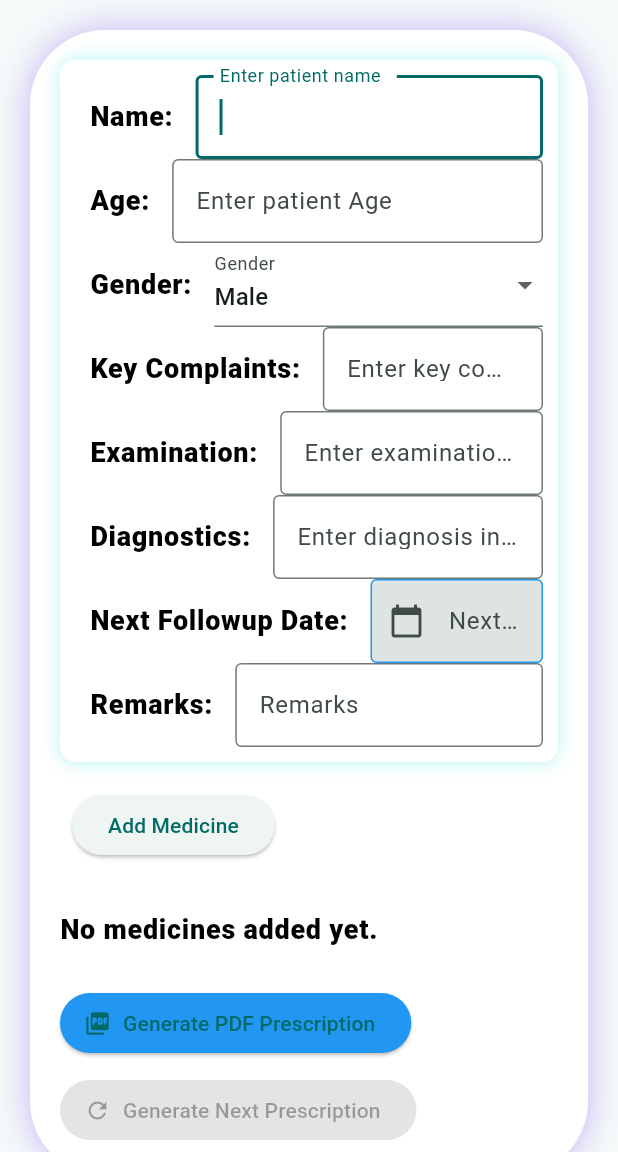
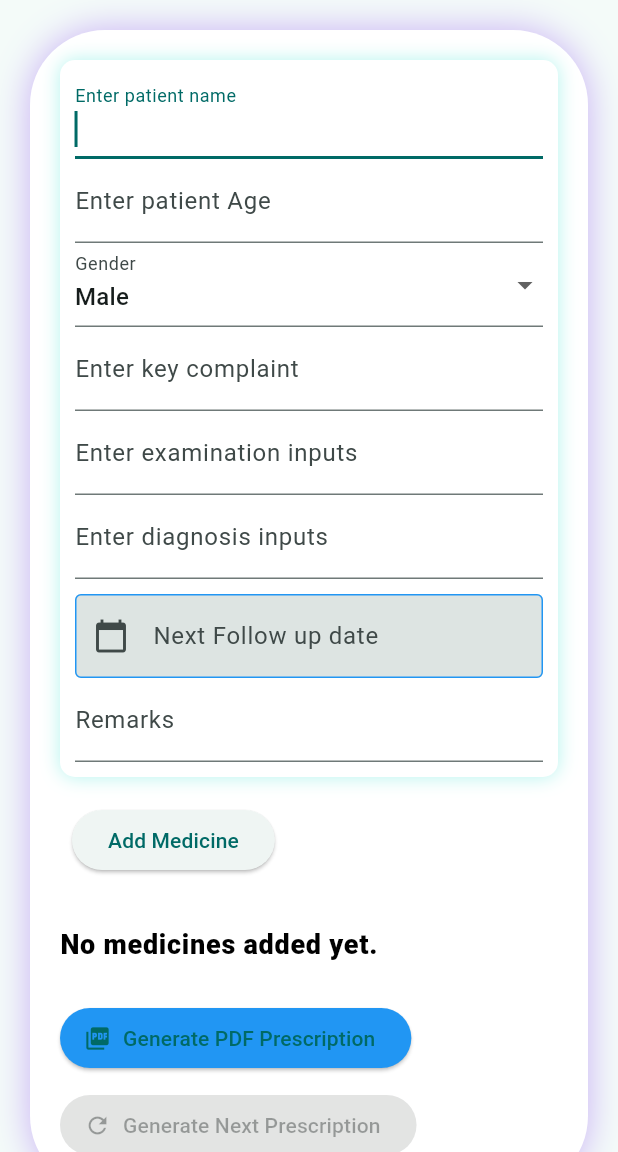
Before and after one commit to harshalga/docautomations, a Flutter app: the Addprescrip screen opened directly, on a phone screen of 412 x 824 dp, the part 84-1236 px from its top. Run offline on Flutter 3.47's test engine with Material 3 defaults, Android fonts, the light colour scheme and no system bars; our stand-ins replace google_fonts, image_picker, open_file, pdf, printing, shared_preferences; accounts and stored records are empty; network calls fail; Roboto replaces fonts that are missing (Aleo).

Commit message:
Patientinfo , freq and medicineswitch formatting changes done

```diff
--- a/lib/widgets/PatientInfo.dart
+++ b/lib/widgets/PatientInfo.dart
@@ -1,3 +1,4 @@
+
 import 'package:docautomations/common/appcolors.dart';
 import 'package:docautomations/validationhandling/validation.dart';
 import 'package:docautomations/validationhandling/validator.dart';
@@ -23,16 +24,7 @@ class PatientinfoState extends State<Patientinfo> {
    final TextEditingController followupDatecontroller = TextEditingController();
   String selectedGender = "Male";
 
-// void _notifyParent() {
-//     widget.onChanged?.call(
-//       tabNameController.text,
-//       _ageController.text,
-//       _selectedGender,
-//       _keyComplaintcontroller.text,
-//       _examinationcontroller.text,
-//       _diagnoscontroller.text,
-//     );
-//   }
+
 
 void clearFields() {
   tabNameController.clear();
@@ -85,59 +77,30 @@ Future<void> _selectNextFollowupDate () async
     ),
     child: Column(
       children:[
-              Row(
 
-                children: [
-                  const Padding(
-                    padding: EdgeInsets.all(10),
-                    child: Text('Name: '),
-                  ),
-                  Expanded(child:
                 TextFormField(
                   autofocus: true,
 
                   decoration:  const InputDecoration(
-                      border: OutlineInputBorder(),
+                      //border: OutlineInputBorder(),
                       labelText: 'Enter patient name  '),
                   controller: tabNameController,
                   //onChanged: (_) => _notifyParent(),
                   validator: Validator.apply(context, const [RequiredValidation()])
-                )   )
-                ],
-              ),
+                ) ,
+
+
 //Age
-              Row(
-
-                children: [
-                  const Padding(
-                    padding: EdgeInsets.all(10),
-                    child: Text('Age: '),
-                  ),
-                  Expanded(child:
-                  SizedBox(
-                    width: 50,
-                    child:TextFormField(
+              TextFormField(
                   keyboardType:TextInputType.number ,
                   decoration:  const InputDecoration(
-                      border: OutlineInputBorder(),
+                     // border: OutlineInputBorder(),
                       labelText: 'Enter patient Age  '),
                   controller: ageController,
                   //onChanged: (_) => _notifyParent(),
                   validator: Validator.apply(context, const [RequiredValidation(),NumericValidation(),ageValidation()])
                 )  ,
-                  )
-                  )
-                ],
-              ),
-              //Gender
-               Row(
 
-                children: [
-                  const Padding(
-                    padding: EdgeInsets.all(10),
-                    child: Text('Gender: '),
-                  ),
-                  Expanded(child:
                   DropdownButtonFormField<String>(
           value: selectedGender,
           decoration: const InputDecoration(labelText: "Gender"),
@@ -152,85 +115,47 @@ Future<void> _selectNextFollowupDate () async
             DropdownMenuItem(value: "Female", child: Text("Female")),
             DropdownMenuItem(value: "Other", child: Text("Other")),
           ],
-        ),   )
-                ],
         ),
-
-Row(
-
-                children: [
-                  const Padding(
-                    padding: EdgeInsets.all(10),
-                    child: Text('Key Complaints: '),
-                  ),
-                  Expanded(child:
                 TextFormField(
-
+                  keyboardType: TextInputType.multiline,
+                  minLines: 1,
+                   maxLines: 5,
                   decoration:  const InputDecoration(
-                      border: OutlineInputBorder(),
+                     // border: OutlineInputBorder(),
                       labelText: 'Enter key complaint '),
                        //onChanged: (_) => _notifyParent(),
                   controller: keyComplaintcontroller,
                   //validator: Validator.apply(context, const [RequiredValidation()])
-                )   )
-                ],
                 ),
-Row(
-
-                children: [
-                  const Padding(
-                    padding: EdgeInsets.all(10),
-                    child: Text('Examination: '),
-                  ),
-                  Expanded(child:
                 TextFormField(
 
                   keyboardType: TextInputType.multiline,
                   minLines: 1,
                    maxLines: 5,
                   decoration:  const InputDecoration(
-                      border: OutlineInputBorder(),
+                     // border: OutlineInputBorder(),
                       labelText: 'Enter examination inputs '),
                        //onChanged: (_) => _notifyParent(),
                   controller: examinationcontroller,
                   //validator: Validator.apply(context, const [RequiredValidation()])
-                )   )
-                ],
                 ),
-             Row(
-
-                children: [
-                  const Padding(
-                    padding: EdgeInsets.all(10),
-                    child: Text('Diagnostics: '),
-                  ),
-                  Expanded(child:
                 TextFormField(
 
                   keyboardType: TextInputType.multiline,
                   minLines: 1,
                    maxLines: 5,
                   decoration:  const InputDecoration(
-                      border: OutlineInputBorder(),
+                      //border: OutlineInputBorder(),
                       labelText: 'Enter diagnosis inputs '),
                   controller: diagnoscontroller,
                   // onChanged: (_) => _notifyParent(),
                   //validator: Validator.apply(context, const [RequiredValidation()])
-                )   )
-                ],
                 ),
-Row(
-
-                children: [
-                  const Padding(
-                    padding: EdgeInsets.all(10),
-                    child: Text('Next Followup Date: '),
-                  ),
-                  Expanded(child:
+                SizedBox(height: 10,),
                 TextFormField(
                   keyboardType:TextInputType.number ,
                   decoration:  const InputDecoration(
-                      border: OutlineInputBorder(),
+                     // border: OutlineInputBorder(),
                       labelText: 'Next Follow up date  ',
                       filled: true,
                       prefixIcon: Icon(Icons.calendar_today),
@@ -243,28 +168,19 @@ Row(
                   controller: followupDatecontroller,
                   //onChanged: (_) => _notifyParent(),
                   //validator: Validator.apply(context, const [RequiredValidation()])
-                )   )
-                ],
                 ),
-              Row(
-
-                children: [
-                  const Padding(
-                    padding: EdgeInsets.all(10),
-                    child: Text('Remarks: '),
-                  ),
-                  Expanded(child:
                  TextFormField(
-                  keyboardType:TextInputType.number ,
+                  keyboardType:TextInputType.multiline ,
+                  minLines: 1,
+                   maxLines: 5,
                   decoration:  const InputDecoration(
-                      border: OutlineInputBorder(),
+                     // border: OutlineInputBorder(),
                       labelText: 'Remarks  '),
                   controller: remarkscontroller,
                   //onChanged: (_) => _notifyParent(),
                  // validator: Validator.apply(context, const [RequiredValidation()])
-                )   )
-                ],
                 ),
+
 
       ]
     ));
--- a/lib/widgets/frequency.dart
+++ b/lib/widgets/frequency.dart
@@ -73,7 +73,9 @@ class FrequencyWidgetState extends State<FrequencyWidget> {
         crossAxisAlignment: CrossAxisAlignment.stretch,
         children: [
           const Text('Frequency', textAlign: TextAlign.left),
-          ToggleButtons(
+           FittedBox(
+            fit: BoxFit.scaleDown, // shrink if needed
+  child:          ToggleButtons(
             isSelected: isSelected,
             selectedColor: Colors.white,
             color: Colors.blue,
@@ -90,22 +92,22 @@ class FrequencyWidgetState extends State<FrequencyWidget> {
             children: const [
               Padding(
                 padding: EdgeInsets.symmetric(horizontal: 5),
-                child: Text('Morning', style: TextStyle(fontSize: 18)),
+                child: Text('Morning', style: TextStyle(fontSize: 15)),
               ),
               Padding(
                 padding: EdgeInsets.symmetric(horizontal: 12),
-                child: Text('Afternoon', style: TextStyle(fontSize: 18)),
+                child: Text('Afternoon', style: TextStyle(fontSize: 15)),
               ),
               Padding(
                 padding: EdgeInsets.symmetric(horizontal: 12),
-                child: Text('Evening', style: TextStyle(fontSize: 18)),
+                child: Text('Evening', style: TextStyle(fontSize: 15)),
               ),
               Padding(
                 padding: EdgeInsets.symmetric(horizontal: 12),
-                child: Text('Night', style: TextStyle(fontSize: 18)),
+                child: Text('Night', style: TextStyle(fontSize: 15)),
               ),
             ],
-          ),
+          ),),
           if (_errorText != null)
             Padding(
               padding: const EdgeInsets.only(top: 8),
--- a/lib/widgets/medicineswitch.dart
+++ b/lib/widgets/medicineswitch.dart
@@ -72,11 +72,15 @@ class MedicineSwitchState extends State<MedicineSwitch> {
       ),
       child: Column(
         children: [
-          Row(
+           FittedBox(
+            fit :BoxFit.scaleDown,
+          child: Row(
             children: [
               const Padding(
                 padding: EdgeInsets.all(10),
-                child: Text('Medicine (Tablet or Syrup)'),
+                child:
+
+                Text('Medicine (Tablet or Syrup)'),
               ),
               Padding(
                 padding: const EdgeInsets.all(10),
@@ -89,7 +93,8 @@ class MedicineSwitchState extends State<MedicineSwitch> {
                 ),
               ),
             ],
-          ),
+          ),),
+
           Padding(
             padding: const EdgeInsets.all(8),
             child: TextFormField(
@@ -108,6 +113,10 @@ class MedicineSwitchState extends State<MedicineSwitch> {
               ),
             ),
           ),
+          FittedBox(
+            fit: BoxFit.scaleDown,
+            child:
+
           Row(
             children: [
               const Padding(
@@ -136,7 +145,7 @@ class MedicineSwitchState extends State<MedicineSwitch> {
               ),
               Text('  $unitofmeasure', textAlign: TextAlign.left),
             ],
-          ),
+          ),),
         ],
       ),
     );
```
Lines whose indentation alone changed are shown as unchanged.
